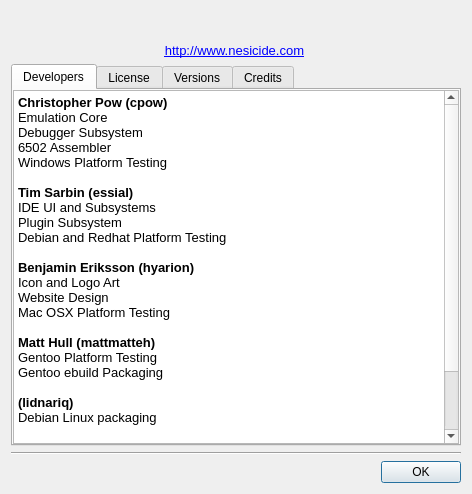
Old version of the form apps/ide/aboutdialog.ui in the repository christopherpow/nesicide.
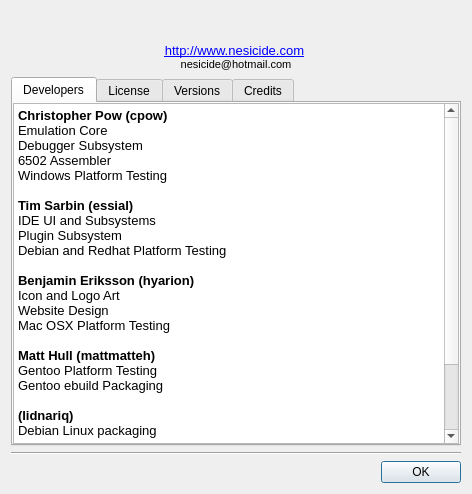
New version of the form. Icons and pictures are not drawn.

Commit message: Moving search bar to bottom of central editor widget. Making search bar closeable with close button or ESCAPE key. Making search bar highlight current text when Ctrl-F.

```diff
--- a/apps/ide/aboutdialog.ui
+++ b/apps/ide/aboutdialog.ui
@@ -67,7 +67,8 @@
 &lt;html&gt;&lt;head&gt;&lt;meta name=&quot;qrichtext&quot; content=&quot;1&quot; /&gt;&lt;style type=&quot;text/css&quot;&gt;
 p, li { white-space: pre-wrap; }
 &lt;/style&gt;&lt;/head&gt;&lt;body style=&quot; font-family:'MS Shell Dlg 2'; font-size:8.25pt; font-weight:400; font-style:normal;&quot;&gt;
-&lt;p align=&quot;center&quot; style=&quot; margin-top:0px; margin-bottom:0px; margin-left:0px; margin-right:0px; -qt-block-indent:0; text-indent:0px;&quot;&gt;&lt;a href=&quot;http://www.nesicide.com&quot;&gt;&lt;span style=&quot; font-family:'Sans'; font-size:10pt; text-decoration: underline; color:#0000ff;&quot;&gt;http://www.nesicide.com&lt;/span&gt;&lt;/a&gt; &lt;/p&gt;&lt;/body&gt;&lt;/html&gt;</string>
+&lt;p align=&quot;center&quot; style=&quot; margin-top:0px; margin-bottom:0px; margin-left:0px; margin-right:0px; -qt-block-indent:0; text-indent:0px;&quot;&gt;&lt;a href=&quot;http://www.nesicide.com&quot;&gt;&lt;span style=&quot; font-family:'Sans'; font-size:10pt; text-decoration: underline; color:#0000ff;&quot;&gt;http://www.nesicide.com&lt;/span&gt;&lt;/a&gt;&lt;span style=&quot; font-size:8pt;&quot;&gt; &lt;/span&gt;&lt;/p&gt;
+&lt;p align=&quot;center&quot; style=&quot; margin-top:0px; margin-bottom:0px; margin-left:0px; margin-right:0px; -qt-block-indent:0; text-indent:0px;&quot;&gt;&lt;span style=&quot; font-size:8pt;&quot;&gt;nesicide@hotmail.com&lt;/span&gt;&lt;/p&gt;&lt;/body&gt;&lt;/html&gt;</string>
      </property>
      <property name="textFormat">
       <enum>Qt::RichText</enum>
```
The commit also changes 8 other files.
